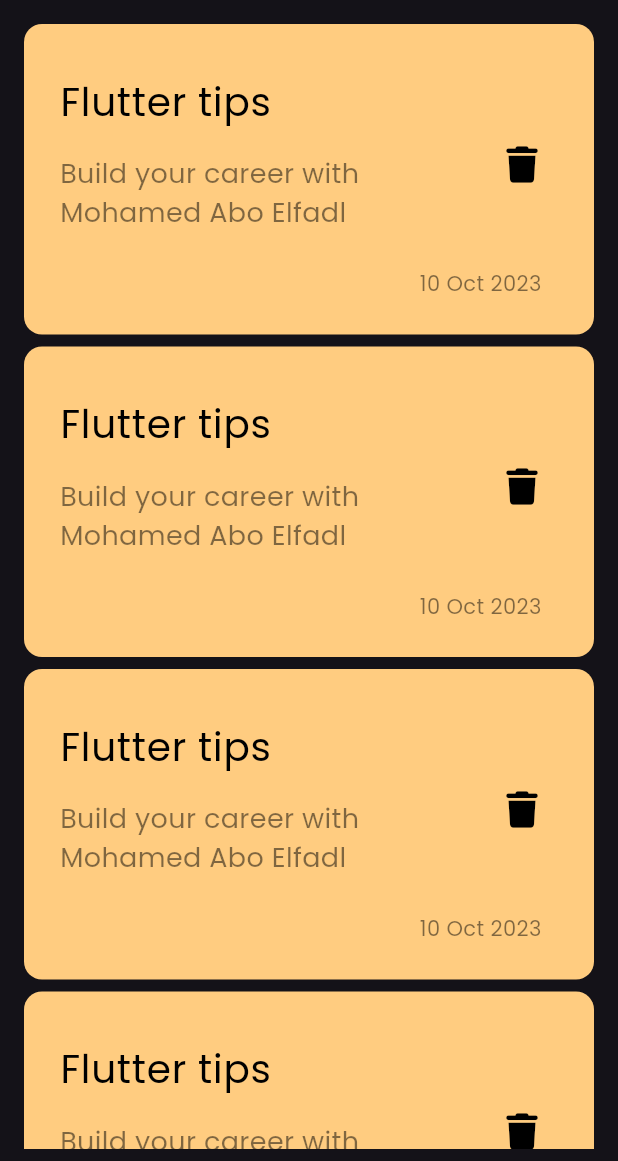
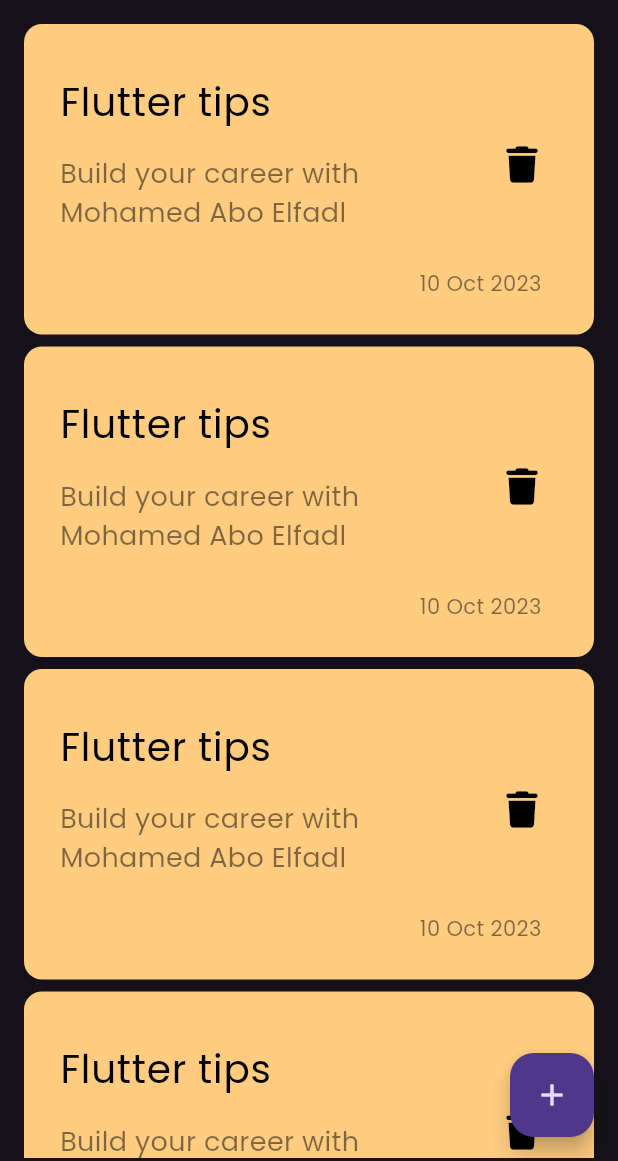
Before and after one commit to MohamedAboElfadl-11/my_notes, a Flutter app: the screen it shows after launch, on a phone screen of 412 x 824 dp, the part 75-1236 px from its top. Run offline on Flutter 3.47's test engine with Material 3 defaults, Android fonts, the phone set to English and light mode, and no system bars; our stand-ins replace font_awesome_flutter.

```diff
--- a/lib/view/notes_view.dart
+++ b/lib/view/notes_view.dart
@@ -1,4 +1,5 @@
 import 'package:flutter/material.dart';
+import 'package:mynotes/view/widgets/add_note_bottom_sheet.dart';
 import 'package:mynotes/view/widgets/notes_view_body.dart';
 
 class NotesView extends StatelessWidget {
@@ -6,9 +7,19 @@ class NotesView extends StatelessWidget {
 
   @override
   Widget build(BuildContext context) {
-    return const Scaffold(
-      body: SafeArea(
+    return Scaffold(
+      body: const SafeArea(
         child: NotesViewBody(),
+      ),
+      floatingActionButton: FloatingActionButton(
+        onPressed: () {
+          showModalBottomSheet(
+              context: context,
+              builder: (context) {
+                return const AddNoteBottomSheet();
+              });
+        },
+        child: const Icon(Icons.add),
       ),
     );
   }
--- a/lib/view/widgets/notes_view_body.dart
+++ b/lib/view/widgets/notes_view_body.dart
@@ -8,9 +8,11 @@ class NotesViewBody extends StatelessWidget {
   @override
   Widget build(BuildContext context) {
     return const Padding(
-      padding: EdgeInsets.symmetric(
-        horizontal: 16.0,
-        vertical: 8.0,
+      padding: EdgeInsets.only(
+        left: 16.0,
+        right: 16.0,
+        bottom: 2.0,
+        top: 8.0,
       ),
       child: Column(
         children: [
```
Also changed, not shown: lib/view/widgets/add_note_bottom_sheet.dart (added, +10 -0 lines).
